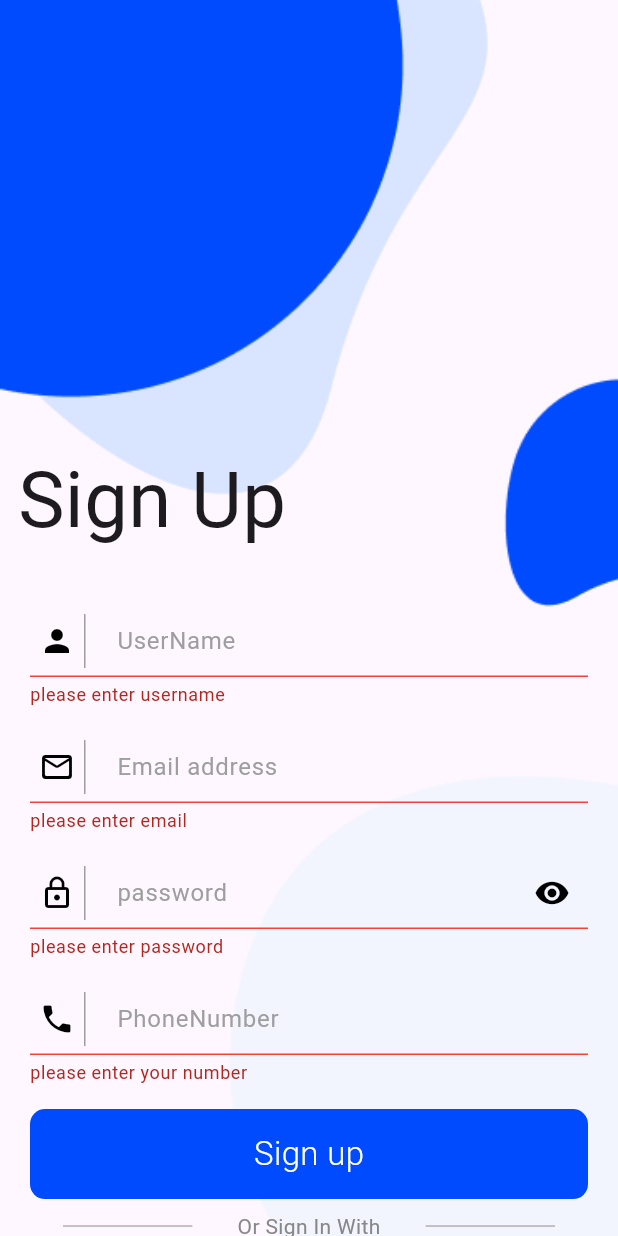
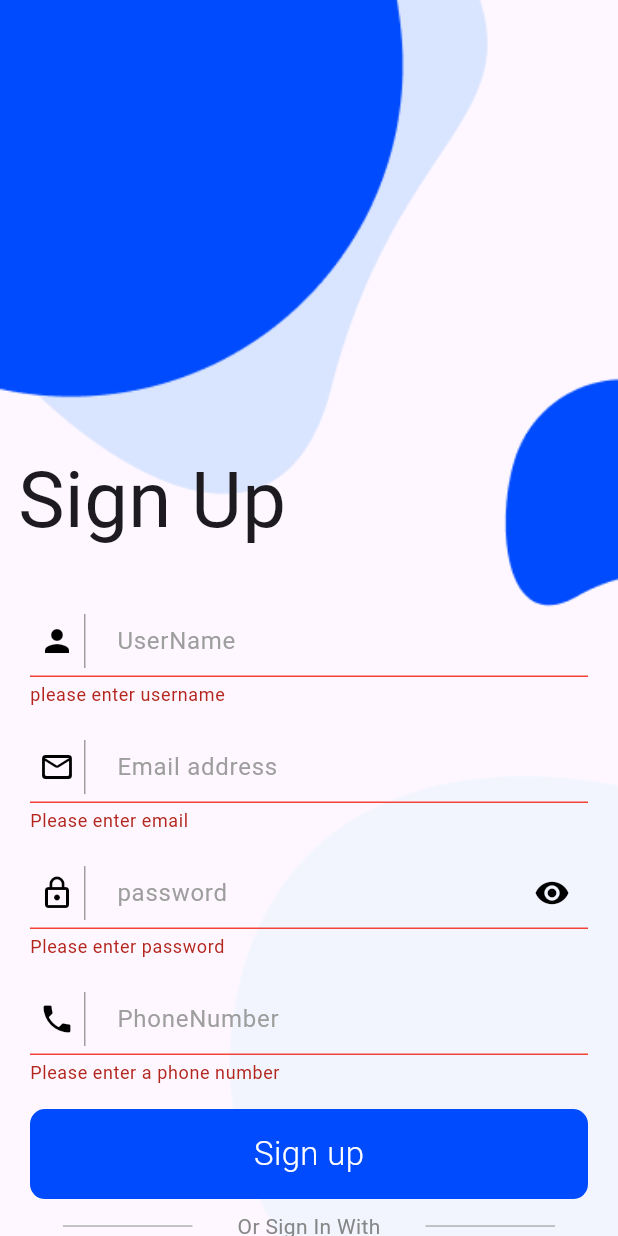
Before and after one commit to Shimaa-78/DEPI-Graduation-Project-sheCoders-Team, a Flutter app: the LoginScreen screen opened directly, after a tap on "Login", after a tap on "Create Now", after a tap on "Sign up", on a phone screen of 412 x 824 dp. Run offline on Flutter 3.47's test engine with Material 3 defaults, Android fonts, the phone set to English and light mode, and no system bars; our stand-ins replace bloc, carousel_slider, dio, firebase_auth, firebase_core, flutter_bloc and 5 more; accounts and stored records are empty; generated files the repository leaves out were written again; Roboto replaces fonts that are missing (NunitoSans, Raleway).

Commit message:
Finished Login&SignUp

```diff
--- a/lib/Cubit/login_cubit.dart
+++ b/lib/Cubit/login_cubit.dart
@@ -7,23 +7,17 @@ import 'package:get/get_core/src/get_main.dart';
 import 'package:google_sign_in/google_sign_in.dart';
 import 'package:meta/meta.dart';
 import 'package:shoppe/Screens/ForgetPassword.dart';
-import 'package:shoppe/Screens/sign%20out.dart';
 import '../Consts/KApis.dart';
 import '../Models/LoginModel.dart';
 import '../helpers/dio_helper.dart';
 import '../helpers/hive_helper.dart';
+
 part 'login_state.dart';
-
-String generateRandomPhone() {
-  final random = Random();
-  // توليد رقم هاتف عشوائي مكون من 11 رقمًا يبدأ بـ 07 ويليه 9 أرقام عشوائية
-  return '07${random.nextInt(900000000) + 100000000}';
-}
-
 
 class LoginCubit extends Cubit<LoginState> {
   LoginCubit() : super(LoginInitial());
   LoginModel model = LoginModel();
+
   void login({
     required String email,
     required String password,
@@ -63,68 +57,118 @@ class LoginCubit extends Cubit<LoginState> {
     obscure = !obscure;
     emit(AuthChangeSuffix());
   }
+
   String generateRandomPhoneNumber() {
     final random = Random();
-    // توليد رقم هاتف عشوائي مكون من 11 رقمًا يبدأ بـ 07 ويليه 9 أرقام عشوائية
+    // Generate an 11-digit phone number starting with 07 followed by 9 indirect digits
     return '07${random.nextInt(900000000) + 100000000}';
   }
 
   Future<void> signInWithGoogle() async {
-    emit(LoginLoadingState()); // إشعار ببدء العملية
+    emit(LoginLoadingState());
 
     try {
-      final GoogleSignIn googleUser = GoogleSignIn();
+      final GoogleSignIn googleSignIn = GoogleSignIn();
 
-      // تحقق مما إذا كان المستخدم قد قام بتسجيل الدخول مسبقًا وتسجيل الخروج
-      if (await googleUser.isSignedIn()) {
-        googleUser.currentUser?.clearAuthCache();
-        googleUser.signOut();
+      // Check if the user has previously logged in and logged out
+      if (await googleSignIn.isSignedIn()) {
+        googleSignIn.currentUser?.clearAuthCache();
+        googleSignIn.signOut();
       }
 
-      // بدء عملية تسجيل الدخول بحساب Google
-      final user = await googleUser.signIn();
-      if (user != null) {
-        final GoogleSignInAuthentication googleAuth = await user.authentication;
+      // Start the Google account sign-in process
+      final GoogleSignInAccount? googleUser = await googleSignIn.signIn();
+      if (googleUser != null) {
+        final GoogleSignInAuthentication googleAuth =
+            await googleUser.authentication;
 
-        // إعداد بيانات المستخدم لإرسالها إلى API
+        // Get credential from Firebase using token
+        final AuthCredential credential = GoogleAuthProvider.credential(
+          accessToken: googleAuth.accessToken,
+          idToken: googleAuth.idToken,
+        );
 
+        // Log in to Firebase using credential
+        final UserCredential userCredential =
+            await FirebaseAuth.instance.signInWithCredential(credential);
 
-        // إرسال بيانات المستخدم إلى API
+        // If the login is successful, you get the user data from Firebase
+        final User? firebaseUser = userCredential.user;
+        if (firebaseUser != null) {
+          // User data from Firebase
+          final loginData = {
+            "name": firebaseUser.displayName,
+            "email": firebaseUser.email,
+            "phone": generateRandomPhoneNumber(),
+            "uid": firebaseUser.uid,
+          };
+
+          // Send user data to API (if you need to send data to another server)
           final response = await DioHelper.postData(
-          path: KApis.login, // استبدل بـ endpoint الصحيح
+            path: KApis.login,
             body: {
-            "email": user.email,
+              "email": "nehal202124623@gmail.com",
               "password": "1234567",
-            "name":user.displayName,
+              "name": "Nehal Khaled",
               "phone": generateRandomPhoneNumber(),
             },
           );
 
-        // طباعة الاستجابة من الـ API لأغراض التصحيح
           print('Response Status Code: ${response.statusCode}');
           print('Response Data: ${response.data}');
-
 
           if (response.statusCode == 200) {
             model = LoginModel.fromJson(response.data);
             if (model.status == true) {
-            // حفظ التوكن أو أي بيانات أخرى حسب الحاجة
               HiveHelper.setToken(model.data?.token ?? "");
-            Get.offAll(() => SignOut()); // الانتقال إلى الصفحة الرئيسية أو أي صفحة أخرى
+              Get.offAll(() => ForgetPassword());
               emit(LoginSuccessState(model.message ?? ""));
             } else {
               emit(LoginErrorState(model.message ?? ""));
             }
           } else {
-          emit(LoginErrorState("Failed to send data to API. Status Code: ${response.statusCode}"));
+            emit(LoginErrorState(
+                "Failed to send data to API. Status Code: ${response.statusCode}"));
+          }
         }
       }
     } catch (error) {
       debugPrint(error.toString());
-      emit(LoginErrorState("Error during Google sign-in")); // التعامل مع الخطأ
+      emit(LoginErrorState("Error during Google sign-in"));
     }
   }
+  //
+  String? validatePhoneNumber(String? phone) {
+    if (phone == null || phone.isEmpty) {
+      return 'Please enter a phone number';
+    }
+    final RegExp phoneRegExp = RegExp(r'^[0-9]{11}$');
+    if (!phoneRegExp.hasMatch(phone)) {
+      return 'Please enter a valid phone number with 11 digits';
+    }
+    return null;
+  }
 
-
+  String? validateEmail(String? text) {
+    if (text == null || text.trim().isEmpty) {
+      return 'Please enter email';
+    }
+    final bool emailValid = RegExp(
+        r"^[a-zA-Z0-9.a-zA-Z0-9.!#$%&'*+-/=?^_`{|}~]+@[a-zA-Z0-9]+\.[a-zA-Z]+"
+    ).hasMatch(text);
+    if (!emailValid) {
+      return "This field should be a valid email";
+    }
+    return null;
+  }
+  String? validatePassword(String? text) {
+    if (text == null || text.trim().isEmpty) {
+      return 'Please enter password';
+    }
+    if (text.length < 6) {
+      return 'Password should be at least 6 characters';
+    }
+    return null;
+  }
 
 }
--- a/lib/Screens/LoginScreen.dart
+++ b/lib/Screens/LoginScreen.dart
@@ -79,19 +79,7 @@ class LoginScreen extends StatelessWidget {
                       controller: emailController,
                       textInputType: TextInputType.emailAddress,
                       icon: Icons.mail_outline_rounded,
-                      validator: (text) {
-                        if (text == null || text.trim().isEmpty) {
-                          return 'please enter email';
-                        }
-                        final bool emailValid = RegExp(
-                                r"^[a-zA-Z0-9.a-zA-Z0-9.!#$%&'*+-/=?^_`{|}~]+@[a-zA-Z0-9]+\.[a-zA-Z]+")
-                            .hasMatch(text!);
-                        if (!emailValid) {
-                          return "This field should be a valid email";
-                        }
-
-                        return null;
-                      },
+                      validator:cubit.validateEmail
                     ),
                     BlocBuilder<LoginCubit, LoginState>(
                       builder: (context, state) {
@@ -110,15 +98,7 @@ class LoginScreen extends StatelessWidget {
                                 : Icons.visibility_off),
                           ),
                           textInputType: TextInputType.visiblePassword,
-                          validator: (text) {
-                            if (text == null || text.trim().isEmpty) {
-                              return 'please enter password';
-                            }
-                            if (text.length < 6) {
-                              return 'password should be at least 6';
-                            }
-                            return null;
-                          },
+                          validator: cubit.validatePassword
                         );
                       },
                     ),
--- a/lib/Screens/SignUp.dart
+++ b/lib/Screens/SignUp.dart
@@ -84,19 +84,7 @@ class SignUp extends StatelessWidget {
                     controller: emailController,
                     color: Color(0xff004BFE),
                     icon: Icons.mail_outline_rounded,
-                    validator: (text) {
-                      if (text == null || text.trim().isEmpty) {
-                        return 'please enter email';
-                      }
-                      final bool emailValid = RegExp(
-                              r"^[a-zA-Z0-9.a-zA-Z0-9.!#$%&'*+-/=?^_`{|}~]+@[a-zA-Z0-9]+\.[a-zA-Z]+")
-                          .hasMatch(text!);
-                      if (!emailValid) {
-                        return "This field should be a valid email";
-                      }
-
-                      return null;
-                    },
+                    validator:cubit.validateEmail
                   ),
                   BlocBuilder<LoginCubit, LoginState>(
                     builder: (context, state) {
@@ -115,29 +103,16 @@ class SignUp extends StatelessWidget {
                               ? Icons.remove_red_eye
                               : Icons.visibility_off),
                         ),
-                        validator: (text) {
-                          if (text == null || text.trim().isEmpty) {
-                            return 'please enter password';
-                          }
-                          if (text.length < 6) {
-                            return 'password should be at least 6';
-                          }
-                          return null;
-                        },
+                        validator: cubit.validatePassword
                       );
                     },
                   ),
                   CustomTextFromField(
                     label: Text('PhoneNumber'),
                     controller: phoneController,
-                    textInputType: TextInputType.visiblePassword,
+                    textInputType: TextInputType.number,
                     icon: Icons.phone,
-                    validator: (text) {
-                      if (text == null || text.trim().isEmpty) {
-                        return 'please enter your number';
-                      }
-                      return null;
-                    },
+                    validator: cubit.validatePhoneNumber,
                   ),
                   Padding(
                     padding: const EdgeInsets.all(8.0),
```
Also changed, not shown: lib/Screens/sign out.dart (deleted, +0 -24 lines). Lines whose indentation alone changed are shown as unchanged.
